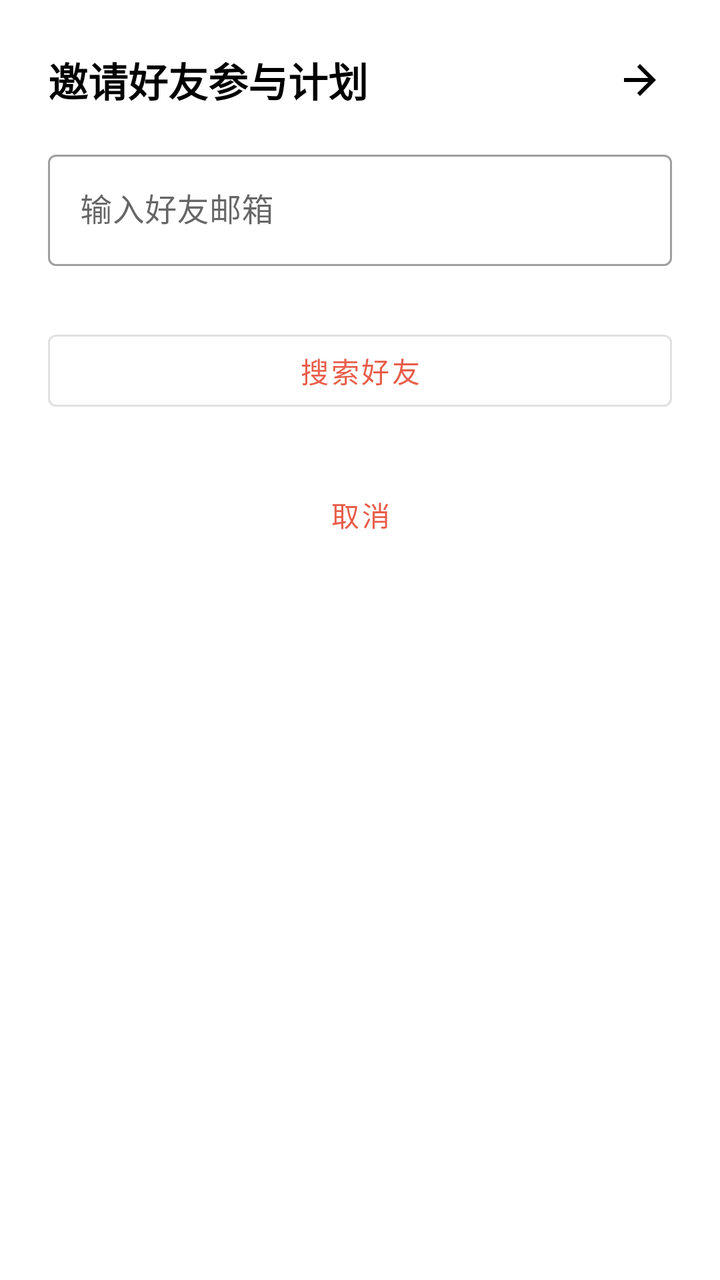
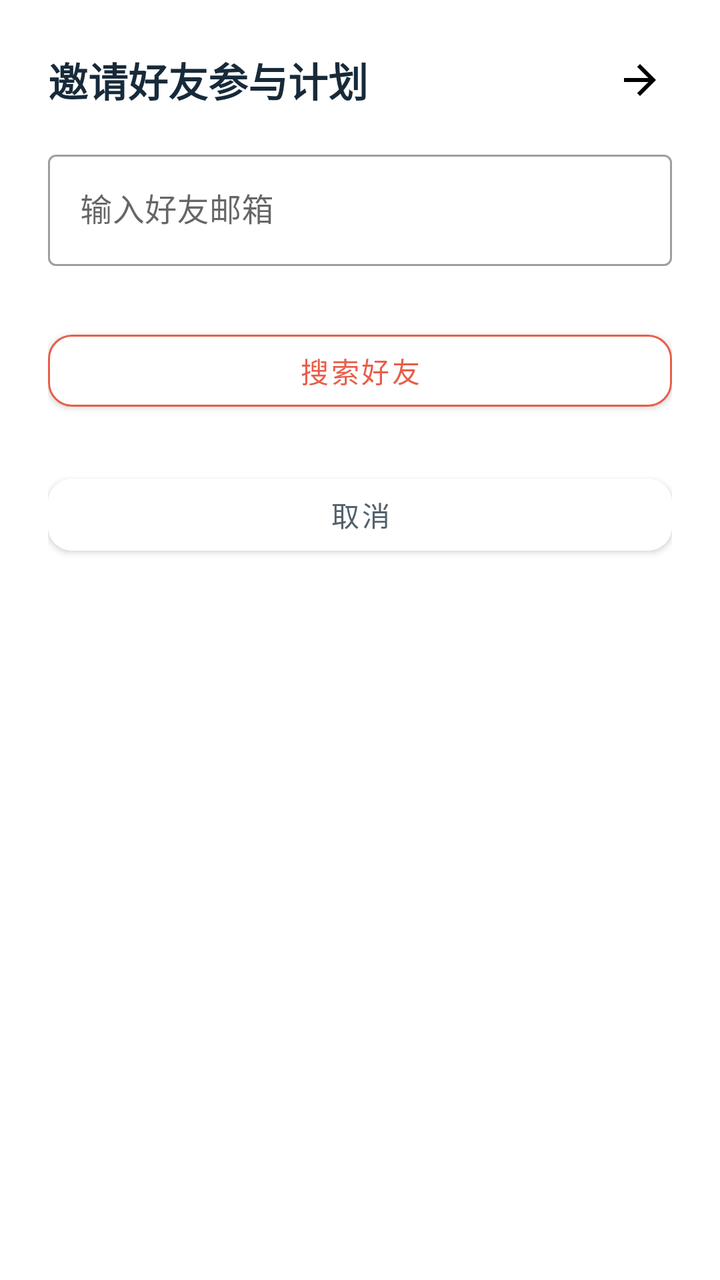

Screens rendered from an Android XML layout before and after an edit, with the pre-edit source and the edit as a unified diff.
<!-- AndroidManifest.xml: application theme Theme.WeightLossBetting -->
<!-- res/layout/dialog_invite_friend.xml -->
<?xml version="1.0" encoding="utf-8"?>
<LinearLayout xmlns:android="http://schemas.android.com/apk/res/android"
    xmlns:app="http://schemas.android.com/apk/res-auto"
    android:layout_width="match_parent"
    android:layout_height="wrap_content"
    android:orientation="vertical"
    android:padding="24dp">

    <RelativeLayout
        android:layout_width="match_parent"
        android:layout_height="wrap_content"
        android:layout_marginBottom="16dp">

        <TextView
            android:id="@+id/dialogTitle"
            android:layout_width="wrap_content"
            android:layout_height="wrap_content"
            android:text="邀请好友参与计划"
            android:textSize="20sp"
            android:textStyle="bold"
            android:textColor="@color/black"
            android:layout_centerVertical="true" />

        <ImageView
            android:id="@+id/btnClose"
            android:layout_width="32dp"
            android:layout_height="32dp"
            android:src="@drawable/ic_arrow_back"
            android:contentDescription="关闭"
            android:padding="4dp"
            android:rotation="180"
            android:layout_alignParentEnd="true"
            android:layout_centerVertical="true"
            android:background="?attr/selectableItemBackgroundBorderless"
            android:clickable="true"
            android:focusable="true" />
    </RelativeLayout>

    <com.google.android.material.textfield.TextInputLayout
        android:id="@+id/emailInputLayout"
        style="@style/Widget.MaterialComponents.TextInputLayout.OutlinedBox"
        android:layout_width="match_parent"
        android:layout_height="wrap_content"
        android:hint="输入好友邮箱"
        app:errorEnabled="true"
        android:layout_marginBottom="8dp">

        <com.google.android.material.textfield.TextInputEditText
            android:id="@+id/emailInput"
            android:layout_width="match_parent"
            android:layout_height="wrap_content"
            android:inputType="textEmailAddress"
            android:maxLines="1" />
    </com.google.android.material.textfield.TextInputLayout>

    <Button
        android:id="@+id/btnSearchFriend"
        style="@style/Widget.MaterialComponents.Button.OutlinedButton"
        android:layout_width="match_parent"
        android:layout_height="wrap_content"
        android:text="搜索好友"
        android:layout_marginBottom="16dp" />

    
    <LinearLayout
        android:id="@+id/searchResultContainer"
        android:layout_width="match_parent"
        android:layout_height="wrap_content"
        android:orientation="vertical"
        android:visibility="gone">

        <com.google.android.material.card.MaterialCardView
            android:layout_width="match_parent"
            android:layout_height="wrap_content"
            app:cardCornerRadius="8dp"
            app:cardElevation="4dp"
            android:layout_marginBottom="16dp">

            <LinearLayout
                android:layout_width="match_parent"
                android:layout_height="wrap_content"
                android:orientation="vertical"
                android:padding="16dp">

                <TextView
                    android:id="@+id/tvFriendName"
                    android:layout_width="match_parent"
                    android:layout_height="wrap_content"
                    android:text="姓名："
                    android:textSize="16sp"
                    android:textStyle="bold"
                    android:layout_marginBottom="8dp" />

                <TextView
                    android:id="@+id/tvFriendAge"
                    android:layout_width="match_parent"
                    android:layout_height="wrap_content"
                    android:text="年龄："
                    android:textSize="14sp"
                    android:layout_marginBottom="8dp" />

                <TextView
                    android:id="@+id/tvFriendGender"
                    android:layout_width="match_parent"
                    android:layout_height="wrap_content"
                    android:text="性别："
                    android:textSize="14sp" />
            </LinearLayout>
        </com.google.android.material.card.MaterialCardView>

        <Button
            android:id="@+id/btnConfirmInvite"
            style="@style/Widget.MaterialComponents.Button"
            android:layout_width="match_parent"
            android:layout_height="wrap_content"
            android:text="确认邀请"
            android:enabled="false" />
    </LinearLayout>

    
    <ProgressBar
        android:id="@+id/progressBar"
        android:layout_width="wrap_content"
        android:layout_height="wrap_content"
        android:layout_gravity="center"
        android:visibility="gone"
        android:layout_marginTop="16dp" />

    
    <TextView
        android:id="@+id/tvError"
        android:layout_width="match_parent"
        android:layout_height="wrap_content"
        android:textColor="@color/design_default_color_error"
        android:textSize="14sp"
        android:visibility="gone"
        android:layout_marginTop="8dp" />

    <Button
        android:id="@+id/btnCancel"
        style="@style/Widget.MaterialComponents.Button.TextButton"
        android:layout_width="match_parent"
        android:layout_height="wrap_content"
        android:text="取消"
        android:layout_marginTop="8dp" />

</LinearLayout>
<!-- resources referenced by this layout -->
<resources>
  <color name="black">#FF000000</color>
  <!-- drawable ic_arrow_back (drawable) -->
  <vector xmlns:android="http://schemas.android.com/apk/res/android"
      android:width="24dp"
      android:height="24dp"
      android:viewportWidth="24"
      android:viewportHeight="24">
      <path
          android:fillColor="#000000"
          android:pathData="M20,11H7.83l5.59,-5.59L12,4l-8,8 8,8 1.41,-1.41L7.83,13H20v-2z"/>
  </vector>
  <style name="Theme.WeightLossBetting" parent="Theme.MaterialComponents.Light.NoActionBar">
          <item name="colorPrimary">@color/brand_primary</item>
          <item name="colorPrimaryDark">@color/brand_primary_dark</item>
          <item name="colorAccent">@color/brand_accent</item>
          <item name="android:statusBarColor">@color/brand_primary_dark</item>
          <item name="android:navigationBarColor">@color/brand_background</item>
          <item name="android:windowLightStatusBar">false</item>
          <item name="android:windowLightNavigationBar">true</item>
          
          
          <item name="XUIThemeStyle">@style/XUITheme.Phone</item>
      </style>
  <color name="brand_primary">#FFE85D4A</color>
  <color name="brand_primary_dark">#FFB94235</color>
  <color name="brand_accent">#FF2E9D87</color>
  <color name="brand_background">#FFF7F5F0</color>
</resources>

<!-- the commit's change to res/layout/dialog_invite_friend.xml (unified diff, before → after) -->
@@ -18,7 +18,7 @@
             android:text="邀请好友参与计划"
             android:textSize="20sp"
             android:textStyle="bold"
-            android:textColor="@color/black"
+            android:textColor="@color/brand_text"
             android:layout_centerVertical="true" />
 
         <ImageView
@@ -53,13 +53,18 @@
             android:maxLines="1" />
     </com.google.android.material.textfield.TextInputLayout>
 
-    <Button
+    <com.google.android.material.button.MaterialButton
         android:id="@+id/btnSearchFriend"
-        style="@style/Widget.MaterialComponents.Button.OutlinedButton"
         android:layout_width="match_parent"
-        android:layout_height="wrap_content"
+        android:layout_height="48dp"
         android:text="搜索好友"
-        android:layout_marginBottom="16dp" />
+        android:layout_marginBottom="16dp"
+        android:textAllCaps="false"
+        android:textColor="@color/brand_primary"
+        android:backgroundTint="@color/brand_surface"
+        app:cornerRadius="12dp"
+        app:strokeColor="@color/brand_primary"
+        app:strokeWidth="1dp" />
 
     
     <LinearLayout
@@ -72,8 +77,11 @@
         <com.google.android.material.card.MaterialCardView
             android:layout_width="match_parent"
             android:layout_height="wrap_content"
-            app:cardCornerRadius="8dp"
+            app:cardBackgroundColor="@color/brand_surface"
+            app:cardCornerRadius="16dp"
             app:cardElevation="4dp"
+            app:strokeColor="@color/brand_border"
+            app:strokeWidth="1dp"
             android:layout_marginBottom="16dp">
 
             <LinearLayout
@@ -108,13 +116,16 @@
             </LinearLayout>
         </com.google.android.material.card.MaterialCardView>
 
-        <Button
+        <com.google.android.material.button.MaterialButton
             android:id="@+id/btnConfirmInvite"
-            style="@style/Widget.MaterialComponents.Button"
             android:layout_width="match_parent"
-            android:layout_height="wrap_content"
+            android:layout_height="52dp"
             android:text="确认邀请"
-            android:enabled="false" />
+            android:enabled="false"
+            android:textAllCaps="false"
+            android:textColor="@color/white"
+            android:backgroundTint="@color/brand_primary"
+            app:cornerRadius="12dp" />
     </LinearLayout>
 
     
@@ -136,12 +147,15 @@
         android:visibility="gone"
         android:layout_marginTop="8dp" />
 
-    <Button
+    <com.google.android.material.button.MaterialButton
         android:id="@+id/btnCancel"
-        style="@style/Widget.MaterialComponents.Button.TextButton"
         android:layout_width="match_parent"
-        android:layout_height="wrap_content"
+        android:layout_height="48dp"
         android:text="取消"
-        android:layout_marginTop="8dp" />
+        android:layout_marginTop="8dp"
+        android:textAllCaps="false"
+        android:textColor="@color/brand_text_secondary"
+        android:backgroundTint="@color/brand_surface"
+        app:cornerRadius="12dp" />
 
 </LinearLayout>
<!-- resource entries referenced after the edit -->
@@ -1,6 +1,6 @@
 <!-- resources referenced by this layout -->
 <resources>
-  <color name="black">#FF000000</color>
+  <color name="brand_border">#FFD9D5CC</color>
   <!-- drawable ic_arrow_back (drawable) -->
   <vector xmlns:android="http://schemas.android.com/apk/res/android"
       android:width="24dp"
@@ -24,6 +24,10 @@
           <item name="XUIThemeStyle">@style/XUITheme.Phone</item>
       </style>
   <color name="brand_primary">#FFE85D4A</color>
+  <color name="brand_surface">#FFFFFFFF</color>
+  <color name="brand_text">#FF172A3A</color>
+  <color name="brand_text_secondary">#FF52616B</color>
+  <color name="white">#FFFFFFFF</color>
   <color name="brand_primary_dark">#FFB94235</color>
   <color name="brand_accent">#FF2E9D87</color>
   <color name="brand_background">#FFF7F5F0</color>
